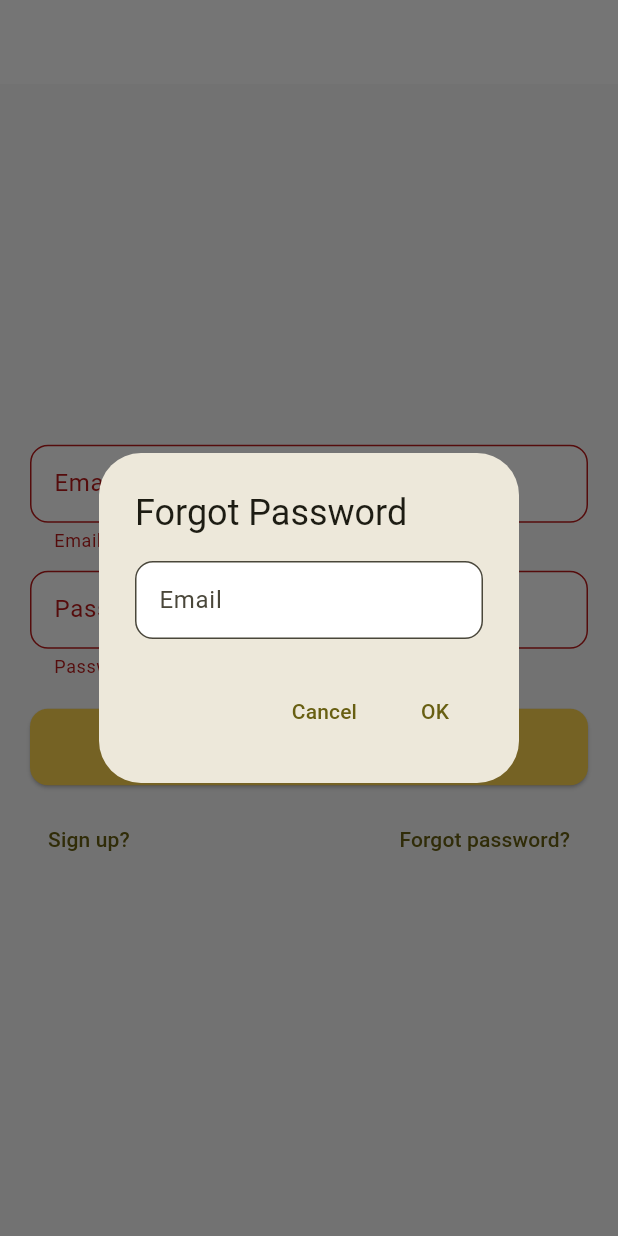
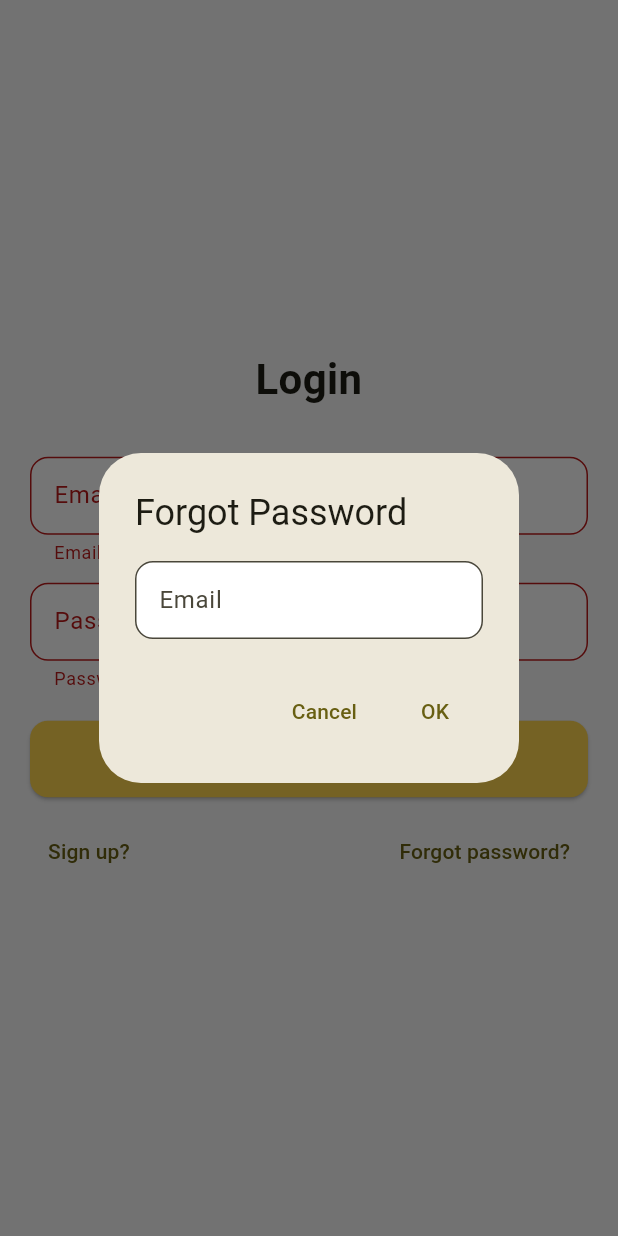
Before and after one commit to Felix-0901/Plant_APP, a Flutter app: the screen it shows after launch, after a tap on "Sign In", after a tap on "Forgot password?", on a phone screen of 412 x 824 dp. Run offline on Flutter 3.47's test engine with Material 3 defaults, Android fonts, the phone set to English and light mode, and no system bars; our stand-ins replace shared_preferences; accounts and stored records are empty.

Commit message:
保持登入功能以及頁面美化完成

```diff
--- /dev/null
+++ b/devtools_options.yaml
@@ -0,0 +1,3 @@
+description: This file stores settings for Dart & Flutter DevTools.
+documentation: https://docs.flutter.dev/tools/devtools/extensions#configure-extension-enablement-states
+extensions:
--- a/lib/main.dart
+++ b/lib/main.dart
@@ -4,6 +4,7 @@ import 'pages/login_page.dart';
 import 'pages/signup_page.dart';
 import 'pages/home_page.dart';
 import 'pages/greenhouse_page.dart';
+import 'pages/launch_gate.dart';
 
 void main() {
   WidgetsFlutterBinding.ensureInitialized();
@@ -14,7 +15,6 @@ class MyApp extends StatelessWidget {
   const MyApp({super.key});
 
   ThemeData _theme() {
-    // 統一字體 & 按鈕風格
     return ThemeData(
       useMaterial3: true,
       colorSchemeSeed: Colors.yellow,
@@ -50,7 +50,8 @@ class MyApp extends StatelessWidget {
       title: 'Plant',
       debugShowCheckedModeBanner: false,
       theme: _theme(),
-      initialRoute: '/login',
+      // 用 home 進 LaunchGate，判斷要進哪頁
+      home: const LaunchGate(),
       routes: {
         '/login': (_) => const LoginPage(),
         '/signup': (_) => const SignupPage(),
--- a/lib/pages/home_page.dart
+++ b/lib/pages/home_page.dart
@@ -1,6 +1,6 @@
-// lib/pages/home_page.dart
 import 'package:flutter/material.dart';
 import '../config/constants.dart';
+import '../utils/session.dart';
 import '../widgets/custom_button.dart';
 
 class HomePage extends StatelessWidget {
@@ -8,6 +8,7 @@ class HomePage extends StatelessWidget {
 
   @override
   Widget build(BuildContext context) {
+    final email = Session.email ?? '';
     return Scaffold(
       appBar: AppBar(title: const Text('Home', style: AppText.title)),
       body: Center(
@@ -18,7 +19,7 @@ class HomePage extends StatelessWidget {
             child: Column(
               mainAxisAlignment: MainAxisAlignment.center,
               children: [
-                const Text('Welcome back!', style: AppText.title),
+                Text('Welcome${email.isNotEmpty ? ', $email' : '!'}', style: AppText.title),
                 const SizedBox(height: 16),
                 const Text('This is your dashboard. Navigate to features below.'),
                 const SizedBox(height: 24),
--- /dev/null
+++ b/lib/pages/launch_gate.dart
@@ -0,0 +1,34 @@
+import 'package:flutter/material.dart';
+import '../utils/session.dart';
+
+class LaunchGate extends StatefulWidget {
+  const LaunchGate({super.key});
+
+  @override
+  State<LaunchGate> createState() => _LaunchGateState();
+}
+
+class _LaunchGateState extends State<LaunchGate> {
+  @override
+  void initState() {
+    super.initState();
+    _boot();
+  }
+
+  Future<void> _boot() async {
+    await Session.init();
+    if (!mounted) return;
+    if (Session.email != null && Session.email!.isNotEmpty) {
+      Navigator.pushReplacementNamed(context, '/home');
+    } else {
+      Navigator.pushReplacementNamed(context, '/login');
+    }
+  }
+
+  @override
+  Widget build(BuildContext context) {
+    return const Scaffold(
+      body: Center(child: CircularProgressIndicator()),
+    );
+  }
+}
--- a/lib/pages/login_page.dart
+++ b/lib/pages/login_page.dart
@@ -2,6 +2,7 @@ import 'package:flutter/material.dart';
 import '../config/constants.dart';
 import '../services/api_service.dart';
 import '../utils/tools.dart';
+import '../utils/session.dart';
 import '../widgets/custom_button.dart';
 import '../widgets/custom_text_field.dart';
 
@@ -33,9 +34,9 @@ class _LoginPageState extends State<LoginPage> {
         email: _email.text.trim(),
         password: _password.text,
       );
-      // Success → go to Home (no dialog)
-      // ignore: avoid_print
-      print('Login OK => $res');
+      final serverEmail = (res['email'] ?? _email.text.trim()).toString();
+      await Session.setEmail(serverEmail);
+
       if (!mounted) return;
       Navigator.pushReplacementNamed(context, '/home');
     } catch (e) {
@@ -45,7 +46,22 @@ class _LoginPageState extends State<LoginPage> {
     }
   }
 
-  // Prompt dialog with TextField to input email
+  Future<void> _onForgotPassword() async {
+    final email = await _promptEmail();
+    if (email == null) return;
+
+    try {
+      final res = await ApiService.forgotPassword(email: email);
+      await showAlert(
+        context,
+        res['message']?.toString() ?? 'A new password has been generated and sent to your email.',
+        title: 'Password Reset',
+      );
+    } catch (e) {
+      await showAlert(context, e.toString(), title: 'Reset Failed');
+    }
+  }
+
   Future<String?> _promptEmail() async {
     final controller = TextEditingController(text: _email.text.trim());
     String? errorText;
@@ -58,27 +74,16 @@ class _LoginPageState extends State<LoginPage> {
           builder: (ctx, setState) {
             return AlertDialog(
               title: const Text('Forgot Password'),
-              content: Column(
-                mainAxisSize: MainAxisSize.min,
-                children: [
-                  TextField(
+              content: TextField(
                 controller: controller,
                 keyboardType: TextInputType.emailAddress,
                 decoration: InputDecoration(
                   labelText: 'Email',
                   errorText: errorText,
                 ),
-                    onSubmitted: (_) {
-                      // allow submit via keyboard
-                    },
-                  ),
-                ],
               ),
               actions: [
-                TextButton(
-                  onPressed: () => Navigator.of(ctx).pop(null),
-                  child: const Text('Cancel'),
-                ),
+                TextButton(onPressed: () => Navigator.of(ctx).pop(null), child: const Text('Cancel')),
                 TextButton(
                   onPressed: () {
                     final value = controller.text.trim();
@@ -102,26 +107,10 @@ class _LoginPageState extends State<LoginPage> {
     return result;
   }
 
-  Future<void> _onForgotPassword() async {
-    final email = await _promptEmail();
-    if (email == null) return; // user cancelled
-
-    try {
-      final res = await ApiService.forgotPassword(email: email);
-      await showAlert(
-        context,
-        res['message']?.toString() ?? 'A new password has been generated and sent to your email.',
-        title: 'Password Reset',
-      );
-    } catch (e) {
-      await showAlert(context, e.toString(), title: 'Reset Failed');
-    }
-  }
-
   @override
   Widget build(BuildContext context) {
     return Scaffold(
-      appBar: AppBar(title: const Text('Sign In', style: AppText.title)),
+      // No AppBar
       body: Center(
         child: SingleChildScrollView(
           padding: const EdgeInsets.all(20),
@@ -132,6 +121,12 @@ class _LoginPageState extends State<LoginPage> {
               child: Column(
                 crossAxisAlignment: CrossAxisAlignment.stretch,
                 children: [
+                  const Text(
+                    'Login',
+                    style: AppText.title,
+                    textAlign: TextAlign.center,
+                  ),
+                  const SizedBox(height: 32),
                   CustomTextField(
                     controller: _email,
                     label: 'Email',
@@ -148,8 +143,6 @@ class _LoginPageState extends State<LoginPage> {
                   const SizedBox(height: 20),
                   CustomButton(text: 'Sign In', onPressed: _onLogin, loading: _loading),
                   const SizedBox(height: 12),
-
-                  // Row with "Sign up?" and "Forgot password?"
                   Row(
                     mainAxisAlignment: MainAxisAlignment.spaceBetween,
                     children: [
--- /dev/null
+++ b/lib/utils/session.dart
@@ -0,0 +1,31 @@
+import 'package:shared_preferences/shared_preferences.dart';
+
+class Session {
+  static const _kEmailKey = 'user_email';
+  static String? _email;
+  static bool _ready = false;
+
+  static String? get email => _email;
+  static bool get isReady => _ready;
+
+  /// Load from SharedPreferences
+  static Future<void> init() async {
+    final prefs = await SharedPreferences.getInstance();
+    _email = prefs.getString(_kEmailKey);
+    _ready = true;
+  }
+
+  /// Save to memory + SharedPreferences
+  static Future<void> setEmail(String email) async {
+    _email = email;
+    final prefs = await SharedPreferences.getInstance();
+    await prefs.setString(_kEmailKey, email);
+  }
+
+  /// Clear login state
+  static Future<void> clear() async {
+    _email = null;
+    final prefs = await SharedPreferences.getInstance();
+    await prefs.remove(_kEmailKey);
+  }
+}
--- a/pubspec.yaml
+++ b/pubspec.yaml
@@ -34,6 +34,7 @@ dependencies:
   # The following adds the Cupertino Icons font to your application.
   # Use with the CupertinoIcons class for iOS style icons.
   cupertino_icons: ^1.0.8
+  shared_preferences: ^2.3.2
 
 dev_dependencies:
   flutter_test:
```
Also changed, not shown: lib/pages/signup_page.dart (+13 -7 lines), pubspec.lock, 10 other files. Lines whose indentation alone changed are shown as unchanged.
